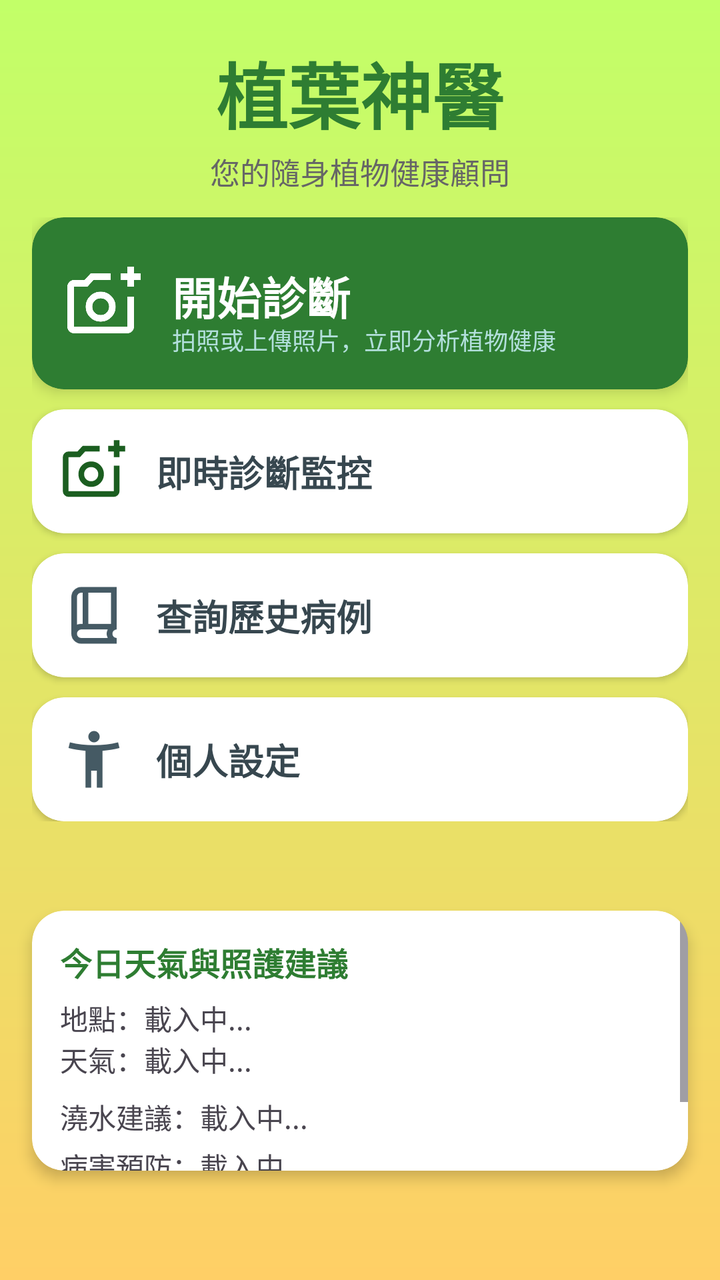
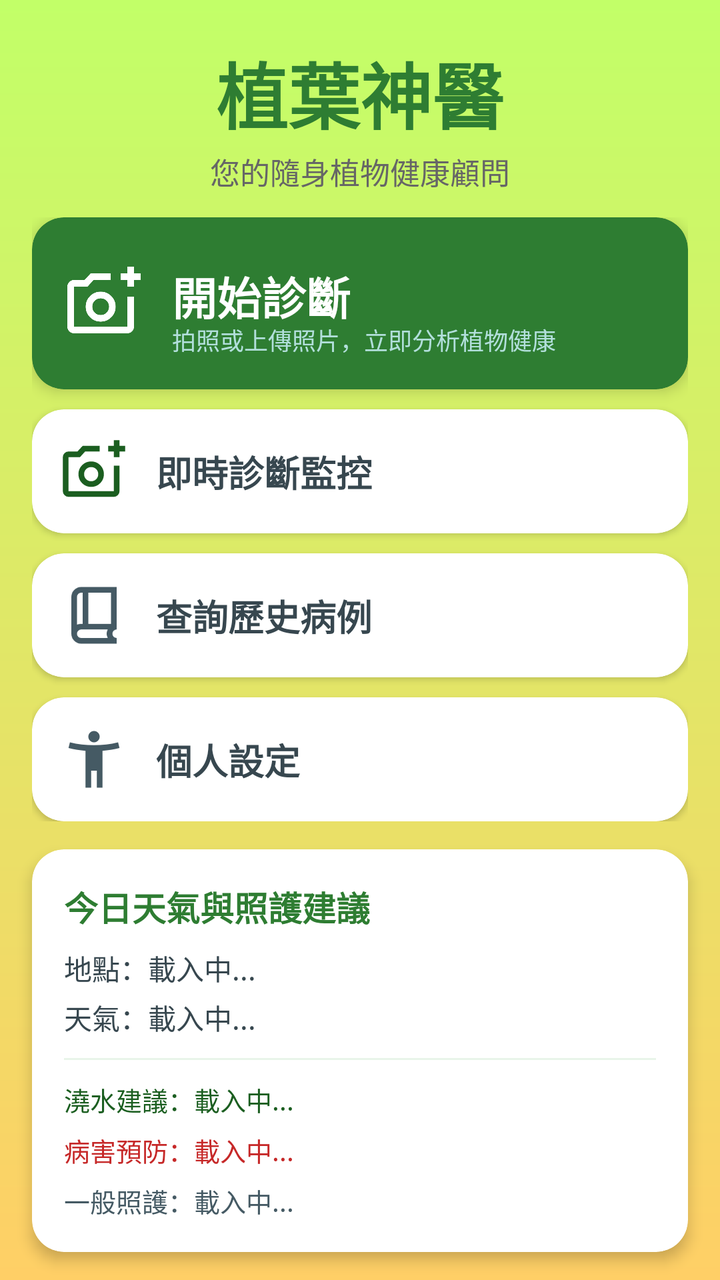

The first picture is an Android layout as it rendered before a commit; the second is the same layout after the commit. The layout source and the unified diff follow.
<!-- AndroidManifest.xml: application theme Theme.PlantDoctor -->
<!-- res/layout/activity_home.xml -->
<?xml version="1.0" encoding="utf-8"?>
<ScrollView
    xmlns:android="http://schemas.android.com/apk/res/android"
    xmlns:app="http://schemas.android.com/apk/res-auto"
    xmlns:tools="http://tools.android.com/tools"
    android:layout_width="match_parent"
    android:layout_height="match_parent"
    android:fillViewport="true"
    android:scrollbars="none"
    android:background="@drawable/gradient_background">

    <androidx.constraintlayout.widget.ConstraintLayout
        android:id="@+id/home_root_layout"
        android:layout_width="match_parent"
        android:layout_height="wrap_content"
        android:paddingBottom="24dp"
        tools:context=".HomeActivity">

        <androidx.constraintlayout.widget.Guideline
            android:id="@+id/guideline_top"
            android:layout_width="wrap_content"
            android:layout_height="wrap_content"
            android:orientation="horizontal"
            app:layout_constraintGuide_begin="20dp" />

        <TextView
            android:id="@+id/tv_home_title"
            android:layout_width="0dp"
            android:layout_height="wrap_content"
            android:gravity="center"
            android:text="植葉神醫"
            android:textColor="#2E7D32"
            android:textSize="36sp"
            android:textStyle="bold"
            app:layout_constraintEnd_toEndOf="parent"
            app:layout_constraintStart_toStartOf="parent"
            app:layout_constraintTop_toTopOf="@id/guideline_top" />

        <TextView
            android:id="@+id/tv_home_subtitle"
            android:layout_width="0dp"
            android:layout_height="wrap_content"
            android:layout_marginTop="2dp"
            android:gravity="center"
            android:text="您的隨身植物健康顧問"
            android:textColor="#666666"
            android:textSize="15sp"
            app:layout_constraintEnd_toEndOf="parent"
            app:layout_constraintStart_toStartOf="parent"
            app:layout_constraintTop_toBottomOf="@id/tv_home_title" />

        <LinearLayout
            android:id="@+id/layout_menu_container"
            android:layout_width="0dp"
            android:layout_height="wrap_content"
            android:orientation="vertical"
            android:paddingHorizontal="16dp"
            android:paddingTop="12dp"
            android:paddingBottom="6dp"
            app:layout_constraintEnd_toEndOf="parent"
            app:layout_constraintStart_toStartOf="parent"
            app:layout_constraintTop_toBottomOf="@id/tv_home_subtitle">

            <androidx.cardview.widget.CardView
                android:id="@+id/card_diagnose"
                android:layout_width="match_parent"
                android:layout_height="wrap_content"
                app:cardCornerRadius="16dp"
                app:cardElevation="4dp"
                app:cardBackgroundColor="#2E7D32">

                <androidx.constraintlayout.widget.ConstraintLayout
                    android:layout_width="match_parent"
                    android:layout_height="wrap_content"
                    android:padding="16dp">

                    <ImageView
                        android:id="@+id/iv_diagnose_icon"
                        android:layout_width="40dp"
                        android:layout_height="40dp"
                        android:src="@drawable/ic_camera"
                        app:tint="@android:color/white"
                        app:layout_constraintBottom_toBottomOf="parent"
                        app:layout_constraintStart_toStartOf="parent"
                        app:layout_constraintTop_toTopOf="parent"/>

                    <TextView
                        android:id="@+id/tv_diagnose_title"
                        android:layout_width="0dp"
                        android:layout_height="wrap_content"
                        android:layout_marginStart="14dp"
                        android:text="開始診斷"
                        android:textColor="@android:color/white"
                        android:textSize="22sp"
                        android:textStyle="bold"
                        app:autoSizeMinTextSize="16sp"
                        app:autoSizeTextType="uniform"
                        app:layout_constraintEnd_toEndOf="parent"
                        app:layout_constraintStart_toEndOf="@id/iv_diagnose_icon"
                        app:layout_constraintTop_toTopOf="@id/iv_diagnose_icon" />

                    <TextView
                        android:id="@+id/tv_diagnose_subtitle"
                        android:layout_width="0dp"
                        android:layout_height="wrap_content"
                        android:layout_marginTop="4dp"
                        android:text="拍照或上傳照片，立即分析植物健康"
                        android:textColor="#B2DFDB"
                        android:textSize="12sp"
                        app:autoSizeTextType="uniform"
                        app:autoSizeMinTextSize="4sp"
                        app:layout_constraintBottom_toBottomOf="@id/iv_diagnose_icon"
                        app:layout_constraintEnd_toEndOf="parent"
                        app:layout_constraintStart_toStartOf="@id/tv_diagnose_title"
                        app:layout_constraintTop_toBottomOf="@id/tv_diagnose_title"/>

                </androidx.constraintlayout.widget.ConstraintLayout>
            </androidx.cardview.widget.CardView>

            <androidx.cardview.widget.CardView
                android:id="@+id/card_webcam"
                android:layout_width="match_parent"
                android:layout_height="wrap_content"
                android:layout_marginTop="10dp"
                app:cardCornerRadius="16dp"
                app:cardElevation="2dp"
                app:cardBackgroundColor="@android:color/white">

                <androidx.constraintlayout.widget.ConstraintLayout
                    android:layout_width="match_parent"
                    android:layout_height="wrap_content"
                    android:padding="14dp">

                    <ImageView
                        android:id="@+id/iv_webcam_icon"
                        android:layout_width="34dp"
                        android:layout_height="34dp"
                        android:src="@drawable/ic_camera"
                        app:tint="#1B5E20"
                        app:layout_constraintBottom_toBottomOf="parent"
                        app:layout_constraintStart_toStartOf="parent"
                        app:layout_constraintTop_toTopOf="parent"/>

                    <TextView
                        android:id="@+id/tv_webcam_title"
                        android:layout_width="0dp"
                        android:layout_height="wrap_content"
                        android:layout_marginStart="14dp"
                        android:text="即時診斷監控"
                        android:textColor="#37474F"
                        android:textSize="18sp"
                        android:textStyle="bold"
                        app:autoSizeTextType="uniform"
                        app:autoSizeMinTextSize="14sp"
                        app:layout_constraintBottom_toBottomOf="parent"
                        app:layout_constraintEnd_toEndOf="parent"
                        app:layout_constraintStart_toEndOf="@id/iv_webcam_icon"
                        app:layout_constraintTop_toTopOf="parent"/>

                </androidx.constraintlayout.widget.ConstraintLayout>
            </androidx.cardview.widget.CardView>

            <androidx.cardview.widget.CardView
                android:id="@+id/card_history"
                android:layout_width="match_parent"
                android:layout_height="wrap_content"
                android:layout_marginTop="10dp"
                app:cardCornerRadius="16dp"
                app:cardElevation="2dp"
                app:cardBackgroundColor="@android:color/white">

                <androidx.constraintlayout.widget.ConstraintLayout
                    android:layout_width="match_parent"
                    android:layout_height="wrap_content"
                    android:padding="14dp">

                    <ImageView
                        android:id="@+id/iv_history_icon"
                        android:layout_width="34dp"
                        android:layout_height="34dp"
                        android:src="@drawable/ic_history"
                        app:tint="#455A64"
                        app:layout_constraintBottom_toBottomOf="parent"
                        app:layout_constraintStart_toStartOf="parent"
                        app:layout_constraintTop_toTopOf="parent"/>

                    <TextView
                        android:id="@+id/tv_history_title"
                        android:layout_width="0dp"
                        android:layout_height="wrap_content"
                        android:layout_marginStart="14dp"
                        android:text="查詢歷史病例"
                        android:textColor="#37474F"
                        android:textSize="18sp"
                        android:textStyle="bold"
                        app:autoSizeTextType="uniform"
                        app:autoSizeMinTextSize="14sp"
                        app:layout_constraintBottom_toBottomOf="parent"
                        app:layout_constraintEnd_toEndOf="parent"
                        app:layout_constraintStart_toEndOf="@id/iv_history_icon"
                        app:layout_constraintTop_toTopOf="parent"/>

                </androidx.constraintlayout.widget.ConstraintLayout>
            </androidx.cardview.widget.CardView>

            <androidx.cardview.widget.CardView
                android:id="@+id/card_settings"
                android:layout_width="match_parent"
                android:layout_height="wrap_content"
                android:layout_marginTop="10dp"
                app:cardCornerRadius="16dp"
                app:cardElevation="2dp"
                app:cardBackgroundColor="@android:color/white">

                <androidx.constraintlayout.widget.ConstraintLayout
                    android:layout_width="match_parent"
                    android:layout_height="wrap_content"
                    android:padding="14dp">

                    <ImageView
                        android:id="@+id/iv_settings_icon"
                        android:layout_width="34dp"
                        android:layout_height="34dp"
                        android:src="@drawable/ic_settings"
                        app:tint="#455A64"
                        app:layout_constraintBottom_toBottomOf="parent"
                        app:layout_constraintStart_toStartOf="parent"
                        app:layout_constraintTop_toTopOf="parent"/>

                    <TextView
                        android:id="@+id/tv_settings_title"
                        android:layout_width="0dp"
                        android:layout_height="wrap_content"
                        android:layout_marginStart="14dp"
                        android:text="個人設定"
                        android:textColor="#37474F"
                        android:textSize="18sp"
                        android:textStyle="bold"
                        app:autoSizeTextType="uniform"
                        app:autoSizeMinTextSize="14sp"
                        app:layout_constraintBottom_toBottomOf="parent"
                        app:layout_constraintEnd_toEndOf="parent"
                        app:layout_constraintStart_toEndOf="@id/iv_settings_icon"
                        app:layout_constraintTop_toTopOf="parent"/>

                </androidx.constraintlayout.widget.ConstraintLayout>
            </androidx.cardview.widget.CardView>

        </LinearLayout>

        <androidx.cardview.widget.CardView
            android:id="@+id/weather_card"
            android:layout_width="0dp"
            android:layout_height="130dp"
            android:layout_marginStart="16dp"
            android:layout_marginEnd="16dp"
            android:layout_marginTop="8dp"
            app:cardCornerRadius="16dp"
            app:cardElevation="4dp"
            app:layout_constraintEnd_toEndOf="parent"
            app:layout_constraintStart_toStartOf="parent"
            app:layout_constraintTop_toBottomOf="@id/layout_menu_container"
            app:layout_constraintBottom_toBottomOf="parent">

            <ScrollView
                android:layout_width="match_parent"
                android:layout_height="match_parent">

                <LinearLayout
                    android:layout_width="match_parent"
                    android:layout_height="wrap_content"
                    android:orientation="vertical"
                    android:padding="14dp">

                    <TextView
                        android:id="@+id/tv_weather_title"
                        android:layout_width="wrap_content"
                        android:layout_height="wrap_content"
                        android:text="今日天氣與照護建議"
                        android:textSize="16sp"
                        android:textStyle="bold"
                        android:textColor="@color/app_main_text"/>

                    <TextView
                        android:id="@+id/tv_weather_location"
                        android:layout_width="wrap_content"
                        android:layout_height="wrap_content"
                        android:layout_marginTop="6dp"
                        android:text="地點：載入中..." />

                    <TextView
                        android:id="@+id/tv_weather_info"
                        android:layout_width="wrap_content"
                        android:layout_height="wrap_content"
                        android:text="天氣：載入中..." />

                    <TextView
                        android:id="@+id/tv_watering_advice"
                        android:layout_width="wrap_content"
                        android:layout_height="wrap_content"
                        android:layout_marginTop="8dp"
                        android:text="澆水建議：載入中..." />

                    <TextView
                        android:id="@+id/tv_disease_advice"
                        android:layout_width="wrap_content"
                        android:layout_height="wrap_content"
                        android:layout_marginTop="4dp"
                        android:text="病害預防：載入中..." />

                    <TextView
                        android:id="@+id/tv_general_care"
                        android:layout_width="wrap_content"
                        android:layout_height="wrap_content"
                        android:layout_marginTop="4dp"
                        android:text="一般照護：載入中..." />

                </LinearLayout>
            </ScrollView>

        </androidx.cardview.widget.CardView>

    </androidx.constraintlayout.widget.ConstraintLayout>
</ScrollView>
<!-- resources referenced by this layout -->
<resources>
  <color name="app_main_text">#2E7D32</color>
  <!-- drawable gradient_background (drawable) -->
  <?xml version="1.0" encoding="utf-8"?>
  <shape xmlns:android="http://schemas.android.com/apk/res/android"
      android:shape="rectangle">
      <gradient
          android:startColor="#C2FF68"
          android:endColor="#FFCF66"
          android:angle="270" /> </shape>
  <!-- drawable ic_camera (drawable) -->
  <vector xmlns:android="http://schemas.android.com/apk/res/android" android:height="24dp" android:tint="#000000" android:viewportHeight="960" android:viewportWidth="960" android:width="24dp">
        
      <path android:fillColor="@android:color/white" android:pathData="M440,520L440,520L440,520L440,520L440,520L440,520Q440,520 440,520Q440,520 440,520L440,520Q440,520 440,520Q440,520 440,520L440,520Q440,520 440,520Q440,520 440,520L440,520L440,520ZM120,840Q87,840 63.5,816.5Q40,793 40,760L40,280Q40,247 63.5,223.5Q87,200 120,200L246,200L320,120L560,120L560,200L355,200L282,280L120,280Q120,280 120,280Q120,280 120,280L120,760Q120,760 120,760Q120,760 120,760L760,760Q760,760 760,760Q760,760 760,760L760,400L840,400L840,760Q840,793 816.5,816.5Q793,840 760,840L120,840ZM760,280L760,200L680,200L680,120L760,120L760,40L840,40L840,120L920,120L920,200L840,200L840,280L760,280ZM440,700Q515,700 567.5,647.5Q620,595 620,520Q620,445 567.5,392.5Q515,340 440,340Q365,340 312.5,392.5Q260,445 260,520Q260,595 312.5,647.5Q365,700 440,700ZM440,620Q398,620 369,591Q340,562 340,520Q340,478 369,449Q398,420 440,420Q482,420 511,449Q540,478 540,520Q540,562 511,591Q482,620 440,620Z"/>
      
  </vector>
  <!-- drawable ic_history (drawable) -->
  <vector xmlns:android="http://schemas.android.com/apk/res/android" android:height="24dp" android:tint="#000000" android:viewportHeight="960" android:viewportWidth="960" android:width="24dp">
        
      <path android:fillColor="@android:color/white" android:pathData="M300,880Q242,880 201,839Q160,798 160,740L160,220Q160,162 201,121Q242,80 300,80L800,80L800,680Q775,680 757.5,697.5Q740,715 740,740Q740,765 757.5,782.5Q775,800 800,800L800,880L300,880ZM240,613Q254,606 269,603Q284,600 300,600L320,600L320,160L300,160Q275,160 257.5,177.5Q240,195 240,220L240,613ZM400,600L720,600L720,160L400,160L400,600ZM240,613Q240,613 240,613Q240,613 240,613L240,613L240,160L240,160Q240,160 240,160Q240,160 240,160L240,613ZM300,800L673,800Q667,786 663.5,771.5Q660,757 660,740Q660,724 663,709Q666,694 673,680L300,680Q274,680 257,697.5Q240,715 240,740Q240,766 257,783Q274,800 300,800Z"/>
      
  </vector>
  <!-- drawable ic_settings (drawable) -->
  <vector xmlns:android="http://schemas.android.com/apk/res/android" android:height="24dp" android:tint="#000000" android:viewportHeight="960" android:viewportWidth="960" android:width="24dp">
        
      <path android:fillColor="@android:color/white" android:pathData="M423.5,216.5Q400,193 400,160Q400,127 423.5,103.5Q447,80 480,80Q513,80 536.5,103.5Q560,127 560,160Q560,193 536.5,216.5Q513,240 480,240Q447,240 423.5,216.5ZM360,880L360,360Q300,355 238,345Q176,335 120,320L140,240Q218,261 306,270.5Q394,280 480,280Q566,280 654,270.5Q742,261 820,240L840,320Q784,335 722,345Q660,355 600,360L600,880L520,880L520,640L440,640L440,880L360,880Z"/>
      
  </vector>
  <style name="Theme.PlantDoctor" parent="Base.Theme.PlantDoctor" />
  <style name="Base.Theme.PlantDoctor" parent="Theme.Material3.DayNight.NoActionBar">
          
          
      </style>
</resources>

<!-- the commit's change to res/layout/activity_home.xml (unified diff, before → after) -->
@@ -56,7 +56,7 @@
             android:orientation="vertical"
             android:paddingHorizontal="16dp"
             android:paddingTop="12dp"
-            android:paddingBottom="6dp"
+            android:paddingBottom="4dp"
             app:layout_constraintEnd_toEndOf="parent"
             app:layout_constraintStart_toStartOf="parent"
             app:layout_constraintTop_toBottomOf="@id/tv_home_subtitle">
@@ -251,72 +251,90 @@
         <androidx.cardview.widget.CardView
             android:id="@+id/weather_card"
             android:layout_width="0dp"
-            android:layout_height="130dp"
+            android:layout_height="wrap_content"
             android:layout_marginStart="16dp"
             android:layout_marginEnd="16dp"
-            android:layout_marginTop="8dp"
+            android:layout_marginTop="10dp"
+            android:layout_marginBottom="24dp"
             app:cardCornerRadius="16dp"
             app:cardElevation="4dp"
+            app:cardBackgroundColor="@android:color/white"
             app:layout_constraintEnd_toEndOf="parent"
             app:layout_constraintStart_toStartOf="parent"
             app:layout_constraintTop_toBottomOf="@id/layout_menu_container"
-            app:layout_constraintBottom_toBottomOf="parent">
-
-            <ScrollView
-                android:layout_width="match_parent"
-                android:layout_height="match_parent">
-
-                <LinearLayout
-                    android:layout_width="match_parent"
-                    android:layout_height="wrap_content"
-                    android:orientation="vertical"
-                    android:padding="14dp">
-
-                    <TextView
-                        android:id="@+id/tv_weather_title"
-                        android:layout_width="wrap_content"
-                        android:layout_height="wrap_content"
-                        android:text="今日天氣與照護建議"
-                        android:textSize="16sp"
-                        android:textStyle="bold"
-                        android:textColor="@color/app_main_text"/>
-
-                    <TextView
-                        android:id="@+id/tv_weather_location"
-                        android:layout_width="wrap_content"
-                        android:layout_height="wrap_content"
-                        android:layout_marginTop="6dp"
-                        android:text="地點：載入中..." />
-
-                    <TextView
-                        android:id="@+id/tv_weather_info"
-                        android:layout_width="wrap_content"
-                        android:layout_height="wrap_content"
-                        android:text="天氣：載入中..." />
-
-                    <TextView
-                        android:id="@+id/tv_watering_advice"
-                        android:layout_width="wrap_content"
-                        android:layout_height="wrap_content"
-                        android:layout_marginTop="8dp"
-                        android:text="澆水建議：載入中..." />
-
-                    <TextView
-                        android:id="@+id/tv_disease_advice"
-                        android:layout_width="wrap_content"
-                        android:layout_height="wrap_content"
-                        android:layout_marginTop="4dp"
-                        android:text="病害預防：載入中..." />
-
-                    <TextView
-                        android:id="@+id/tv_general_care"
-                        android:layout_width="wrap_content"
-                        android:layout_height="wrap_content"
-                        android:layout_marginTop="4dp"
-                        android:text="一般照護：載入中..." />
-
-                </LinearLayout>
-            </ScrollView>
+            app:layout_constraintBottom_toBottomOf="parent"
+            app:layout_constraintVertical_bias="0.0">
+
+            <LinearLayout
+                android:layout_width="match_parent"
+                android:layout_height="wrap_content"
+                android:orientation="vertical"
+                android:padding="16dp">
+
+                <TextView
+                    android:id="@+id/tv_weather_title"
+                    android:layout_width="wrap_content"
+                    android:layout_height="wrap_content"
+                    android:text="今日天氣與照護建議"
+                    android:textSize="17sp"
+                    android:textStyle="bold"
+                    android:textColor="#2E7D32"/>
+
+                <TextView
+                    android:id="@+id/tv_weather_location"
+                    android:layout_width="wrap_content"
+                    android:layout_height="wrap_content"
+                    android:layout_marginTop="8dp"
+                    android:textColor="#37474F"
+                    android:textSize="14sp"
+                    android:text="地點：載入中..." />
+
+                <TextView
+                    android:id="@+id/tv_weather_info"
+                    android:layout_width="wrap_content"
+                    android:layout_height="wrap_content"
+                    android:layout_marginTop="4dp"
+                    android:textColor="#37474F"
+                    android:textSize="14sp"
+                    android:text="天氣：載入中..." />
+
+                <View
+                    android:layout_width="match_parent"
+                    android:layout_height="1dp"
+                    android:layout_marginTop="10dp"
+                    android:layout_marginBottom="10dp"
+                    android:background="#E8F5E9" />
+
+                <TextView
+                    android:id="@+id/tv_watering_advice"
+                    android:layout_width="wrap_content"
+                    android:layout_height="wrap_content"
+                    android:textColor="#1B5E20"
+                    android:textSize="13sp"
+                    android:lineSpacingExtra="3dp"
+                    android:text="澆水建議：載入中..." />
+
+                <TextView
+                    android:id="@+id/tv_disease_advice"
+                    android:layout_width="wrap_content"
+                    android:layout_height="wrap_content"
+                    android:layout_marginTop="6dp"
+                    android:textColor="#C62828"
+                    android:textSize="13sp"
+                    android:lineSpacingExtra="3dp"
+                    android:text="病害預防：載入中..." />
+
+                <TextView
+                    android:id="@+id/tv_general_care"
+                    android:layout_width="wrap_content"
+                    android:layout_height="wrap_content"
+                    android:layout_marginTop="6dp"
+                    android:textColor="#455A64"
+                    android:textSize="13sp"
+                    android:lineSpacingExtra="3dp"
+                    android:text="一般照護：載入中..." />
+
+            </LinearLayout>
 
         </androidx.cardview.widget.CardView>
 
<!-- resource entries referenced after the edit -->
@@ -1,6 +1,5 @@
 <!-- resources referenced by this layout -->
 <resources>
-  <color name="app_main_text">#2E7D32</color>
   <!-- drawable gradient_background (drawable) -->
   <?xml version="1.0" encoding="utf-8"?>
   <shape xmlns:android="http://schemas.android.com/apk/res/android"
